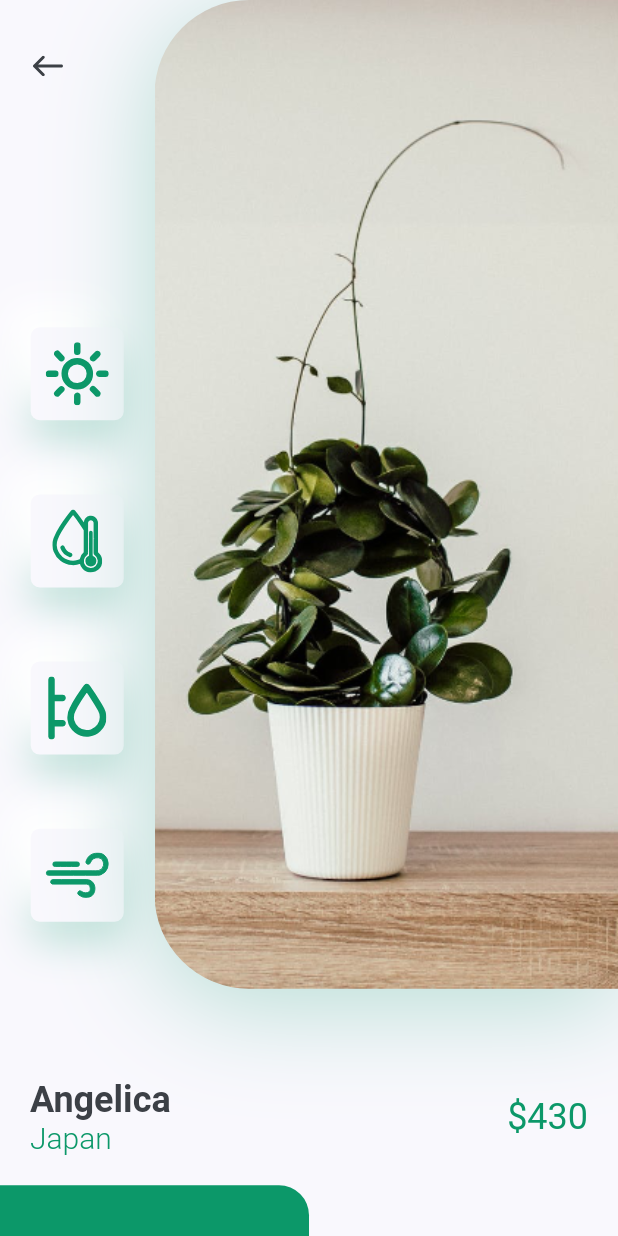
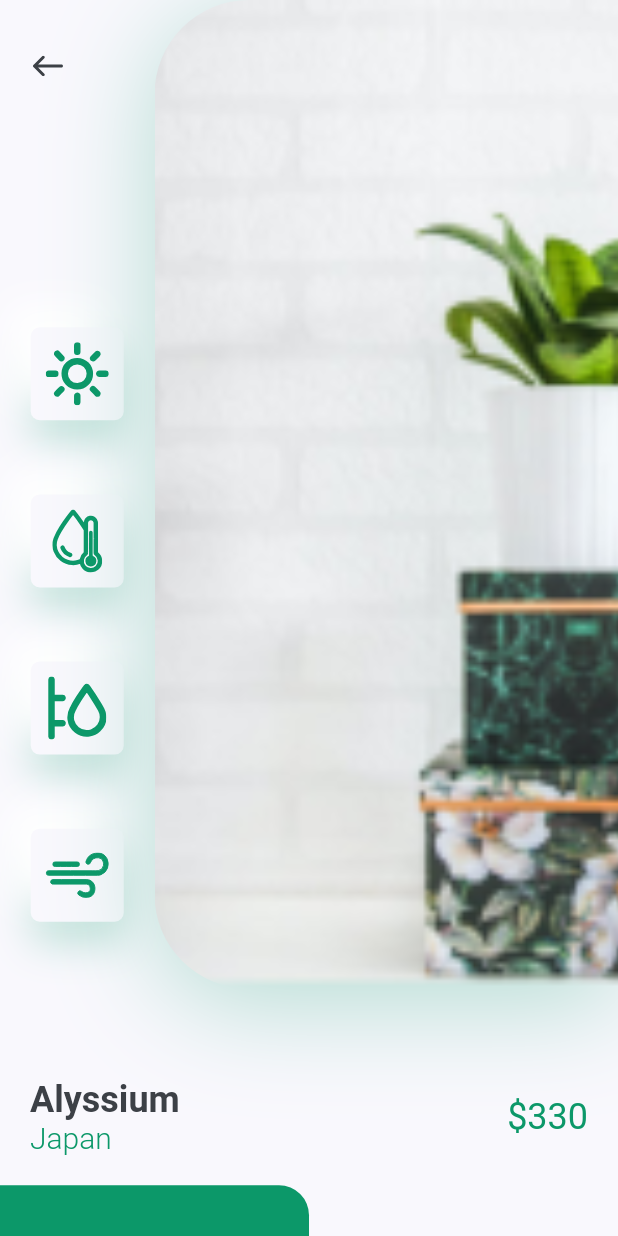
Before and after one commit to everas7/plant-app, a Flutter app: the screen it shows after launch, after a tap on an icon or button, on a phone screen of 412 x 824 dp. Run offline on Flutter 3.47's test engine with Material 2 defaults, Android fonts, the phone set to English and light mode, and no system bars; our stand-ins replace flutter_svg.

Commit message:
Adds plant model and mock data. Feature to pass data between screens

```diff
--- /dev/null
+++ b/lib/data/plants_mock.dart
@@ -0,0 +1,7 @@
+import 'package:plant_app/models/plant.dart';
+
+List<Plant> recommendedPlantsMock = [
+  new Plant("Almond", "Japan", "assets/images/image_1.png", 360),
+  new Plant("Alyssium", "Japan", "assets/images/image_2.png", 330),
+  new Plant("Ambassador", "Japan", "assets/images/image_3.png", 480),
+];
--- /dev/null
+++ b/lib/models/plant.dart
@@ -0,0 +1,8 @@
+class Plant {
+  final String title;
+  final String country;
+  final String image;
+  final int price;
+
+  Plant(this.title, this.country, this.image, this.price);
+}
--- a/lib/screens/details/components/details_body.dart
+++ b/lib/screens/details/components/details_body.dart
@@ -1,23 +1,26 @@
 import 'package:flutter/material.dart';
-import 'package:flutter_svg/svg.dart';
 
 import 'package:plant_app/constants.dart' as Constants;
-import 'package:plant_app/components/icon_card.dart';
+import 'package:plant_app/models/plant.dart';
 import 'package:plant_app/screens/details/components/image_icons_card.dart';
 import 'package:plant_app/screens/details/components/title_price.dart';
 
 class DetailsBody extends StatelessWidget {
+  final Plant plant;
+
+  const DetailsBody({Key key, this.plant}) : super(key: key);
+
   @override
   Widget build(BuildContext context) {
     Size size = MediaQuery.of(context).size;
     return SingleChildScrollView(
       child: Column(
         children: <Widget>[
-          ImageIconsCard(size: size),
+          ImageIconsCard(size: size, image: plant.image),
           TitleAndPrice(
-            title: "Angelica",
-            country: "Japan",
-            price: 430,
+            title: plant.title,
+            country: plant.country,
+            price: plant.price,
           ),
           SizedBox(height: Constants.DEFAULT_PADDING),
           Row(
--- a/lib/screens/details/components/image_icons_card.dart
+++ b/lib/screens/details/components/image_icons_card.dart
@@ -8,8 +8,11 @@ class ImageIconsCard extends StatelessWidget {
   const ImageIconsCard({
     Key key,
     this.size,
+    this.image,
   }) : super(key: key);
+
   final Size size;
+  final String image;
 
   @override
   Widget build(BuildContext context) {
@@ -65,7 +68,7 @@ class ImageIconsCard extends StatelessWidget {
                 image: DecorationImage(
                   alignment: Alignment.centerLeft,
                   fit: BoxFit.cover,
-                  image: AssetImage("assets/images/img.png"),
+                  image: AssetImage(image),
                 ),
               ),
             ),
--- a/lib/screens/details/details_screen.dart
+++ b/lib/screens/details/details_screen.dart
@@ -1,11 +1,16 @@
 import 'package:flutter/material.dart';
+import 'package:plant_app/models/plant.dart';
 import 'package:plant_app/screens/details/components/details_body.dart';
 
 class DetailsScreen extends StatelessWidget {
+  final Plant plant;
+
+  const DetailsScreen({Key key, this.plant}) : super(key: key);
+
   @override
   Widget build(BuildContext context) {
     return Scaffold(
-      body: DetailsBody(),
+      body: DetailsBody(plant: plant),
     );
   }
 }
--- a/lib/screens/home/components/recommended_plants.dart
+++ b/lib/screens/home/components/recommended_plants.dart
@@ -1,6 +1,7 @@
 import 'package:flutter/material.dart';
 
 import 'package:plant_app/components/recommended_plant_card.dart';
+import 'package:plant_app/data/plants_mock.dart';
 import 'package:plant_app/screens/details/details_screen.dart';
 
 class RecommendedPlants extends StatelessWidget {
@@ -13,50 +14,24 @@ class RecommendedPlants extends StatelessWidget {
     return SingleChildScrollView(
       scrollDirection: Axis.horizontal,
       child: Row(
-        children: [
-          RecommendedPlantCard(
-            image: "assets/images/image_1.png",
-            title: "Almond",
-            country: "Japan",
-            price: 360,
+        children: recommendedPlantsMock
+            .map(
+              (plant) => RecommendedPlantCard(
+                image: plant.image,
+                title: plant.title,
+                country: plant.country,
+                price: plant.price,
                 onTap: () {
                   Navigator.push(
                     context,
                     MaterialPageRoute(
-                  builder: (context) => DetailsScreen(),
+                      builder: (context) => DetailsScreen(plant: plant),
                     ),
                   );
                 },
               ),
-          RecommendedPlantCard(
-            image: "assets/images/image_2.png",
-            title: "Alyssium",
-            country: "Japan",
-            price: 330,
-            onTap: () {
-              Navigator.push(
-                context,
-                MaterialPageRoute(
-                  builder: (context) => DetailsScreen(),
-                ),
-              );
-            },
-          ),
-          RecommendedPlantCard(
-            image: "assets/images/image_3.png",
-            title: "Ambassador",
-            country: "Japan",
-            price: 380,
-            onTap: () {
-              Navigator.push(
-                context,
-                MaterialPageRoute(
-                  builder: (context) => DetailsScreen(),
-                ),
-              );
-            },
-          ),
-        ],
+            )
+            .toList(),
       ),
     );
   }
```
Lines whose indentation alone changed are shown as unchanged.
